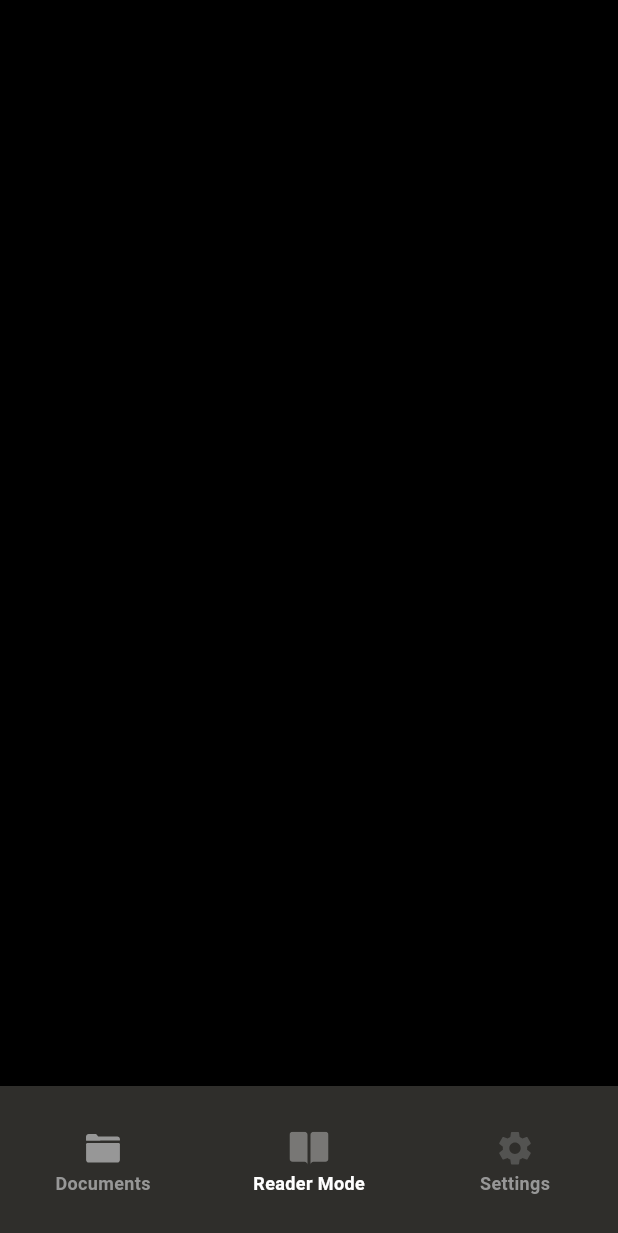
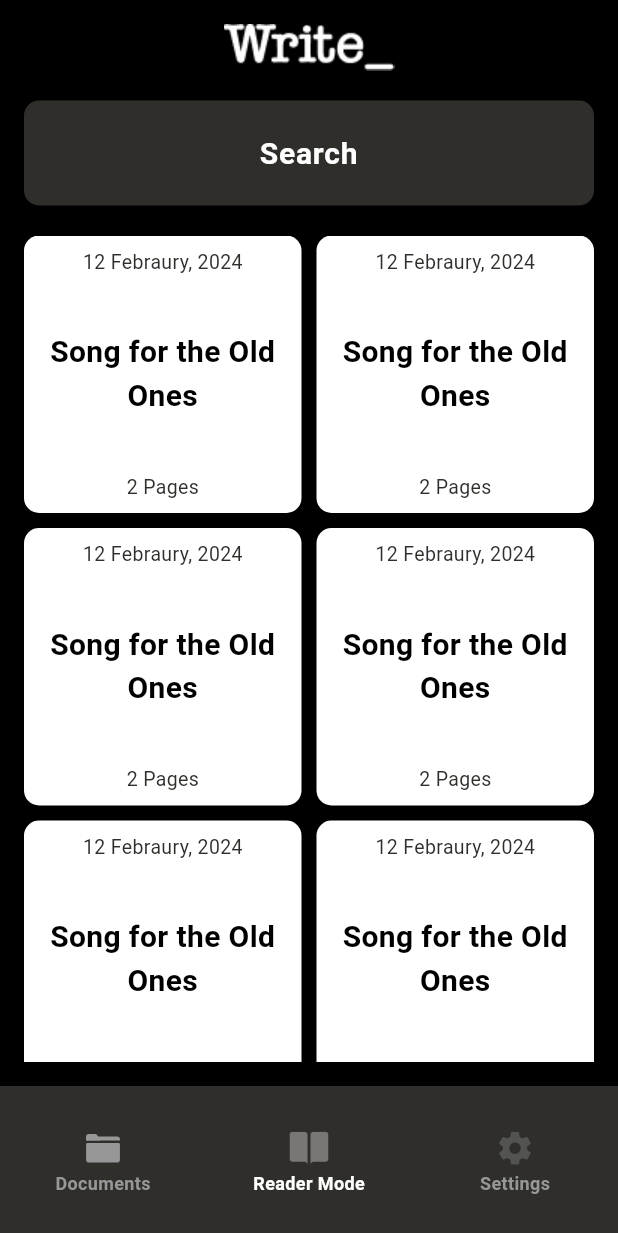
Before and after one commit to Smartdevs17/writeapp, a Flutter app: the screen it shows after launch, item 2 of the bottom bar chosen, on a phone screen of 412 x 824 dp. Shown: the top 1233 px of the screen. Run offline on Flutter 3.47's test engine with Material 3 defaults, Android fonts, the phone set to English and light mode, and no system bars; our stand-ins replace flutter_native_splash, flutter_svg, get; Roboto replaces fonts that are missing (NunitoSans).

Commit message:
added create documents,details, and home screen

```diff
--- a/lib/features/document/presentation/document_item.dart
+++ b/lib/features/document/presentation/document_item.dart
@@ -1,10 +1,47 @@
 import 'package:flutter/material.dart';
+import 'package:writeapp/utils/theme/theme.dart';
 
 class DocumentItem extends StatelessWidget {
   const DocumentItem({super.key});
 
   @override
   Widget build(BuildContext context) {
-    return const Placeholder();
+    return Container(
+      width: 165,
+      height: 195,
+      decoration: const BoxDecoration(
+        color: primaryColorLT,
+        borderRadius: BorderRadius.all(Radius.circular(10)),
+      ),
+      child: const Padding(
+        padding: EdgeInsets.symmetric(vertical: 8.0),
+        child: Column(
+            mainAxisAlignment: MainAxisAlignment.spaceBetween,
+            children: <Widget>[
+              Text(
+                "12 Febraury, 2024",
+                style: TextStyle(
+                    color: Color(0xff2F2E2B),
+                    fontSize: 13,
+                    fontWeight: FontWeight.w400),
+              ),
+              Text(
+                "Song for the Old Ones",
+                textAlign: TextAlign.center,
+                style: TextStyle(
+                    fontSize: 20,
+                    color: primaryColorDK,
+                    fontWeight: FontWeight.bold),
+              ),
+              Text(
+                "2 Pages",
+                style: TextStyle(
+                    color: Color(0xff2F2E2B),
+                    fontSize: 13,
+                    fontWeight: FontWeight.w400),
+              ),
+            ]),
+      ),
+    );
   }
 }
--- a/lib/features/document/presentation/document_screen.dart
+++ b/lib/features/document/presentation/document_screen.dart
@@ -1,6 +1,10 @@
 import 'package:flutter/material.dart';
+import 'package:get/get.dart';
 import 'package:writeapp/common/widgets/bottom_bar.dart';
-import 'package:writeapp/utils/theme/theme.dart';
+import 'package:writeapp/common/widgets/search_widget.dart';
+import 'package:writeapp/common/widgets/title_widget.dart';
+import 'package:writeapp/features/document/presentation/document_item.dart';
+import 'package:writeapp/routes/routes.dart';
 
 class DocumentScreen extends StatelessWidget {
   const DocumentScreen({super.key});
@@ -8,7 +12,47 @@ class DocumentScreen extends StatelessWidget {
   @override
   Widget build(BuildContext context) {
     return Scaffold(
-      backgroundColor: primaryColorDK,
+      backgroundColor: Colors.black,
+      body: SafeArea(
+          child: Padding(
+        padding: const EdgeInsets.all(16.0),
+        child: SingleChildScrollView(
+          child: Column(
+            crossAxisAlignment: CrossAxisAlignment.start,
+            children: [
+              const TitleWidget(),
+              const SizedBox(
+                height: 20.0,
+              ),
+              const SearchWidget(),
+              const SizedBox(
+                height: 20.0,
+              ),
+              SizedBox(
+                height: MediaQuery.of(context)
+                    .size
+                    .height, // Specify a fixed height or adjust as needed
+
+                child: GridView.builder(
+                    gridDelegate:
+                        const SliverGridDelegateWithFixedCrossAxisCount(
+                      crossAxisCount: 2,
+                      crossAxisSpacing: 10,
+                      mainAxisSpacing: 10,
+                    ),
+                    itemCount: 10,
+                    itemBuilder: (context, i) {
+                      return GestureDetector(
+                          onTap: () {
+                            Get.toNamed(Routes.documentDetails);
+                          },
+                          child: const DocumentItem());
+                    }),
+              ),
+            ],
+          ),
+        ),
+      )),
       bottomNavigationBar: const BottomBar(activeIndex: 1),
     );
   }
--- a/lib/routes/navigation.dart
+++ b/lib/routes/navigation.dart
@@ -4,6 +4,7 @@ import 'package:writeapp/features/auth/presentation/login_screen.dart';
 import 'package:writeapp/features/auth/presentation/register_screent.dart';
 import 'package:writeapp/features/auth/presentation/reset_password_screen.dart';
 import 'package:writeapp/features/document/presentation/create_document_screen.dart';
+import 'package:writeapp/features/document/presentation/document_details_screen.dart';
 import 'package:writeapp/features/document/presentation/document_screen.dart';
 import 'package:writeapp/features/home/presentation/home_screen.dart';
 import 'package:writeapp/features/search/presentation/search_screen.dart';
@@ -20,6 +21,8 @@ var routes = [
   GetPage(
       name: Routes.createDocument, page: () => const CreateDocumentScreen()),
   GetPage(name: Routes.document, page: () => const DocumentScreen()),
+  GetPage(
+      name: Routes.documentDetails, page: () => const DocumentDetailsScreen()),
   GetPage(name: Routes.search, page: () => const SearchScreen()),
   GetPage(name: Routes.settings, page: () => const SettingsScreen())
 ];
--- a/lib/routes/routes.dart
+++ b/lib/routes/routes.dart
@@ -11,6 +11,7 @@ class Routes {
   static const String home = "/homeScreen";
   static const String createDocument = "/createDocumentScreen";
   static const String document = "/documentScreen";
+  static const String documentDetails = "/documentDetailsScreen";
   static const String search = "/searchScreen";
   static const String settings = "/settings";
 }
```
Also changed, not shown: lib/features/document/presentation/create_document_screen.dart (+59 -16 lines), lib/features/document/presentation/document_details_screen.dart (added, +89 -0 lines), lib/features/home/presentation/home_screen.dart (+8 -1 lines), assets/images/back.png (added).
